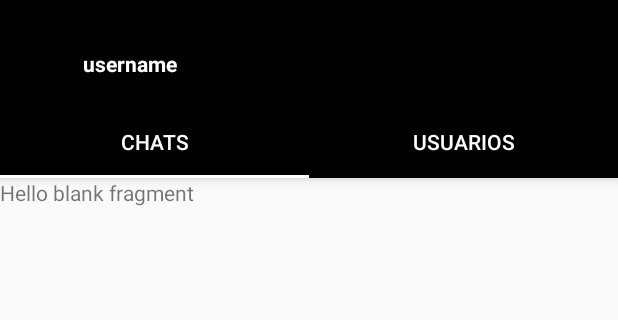
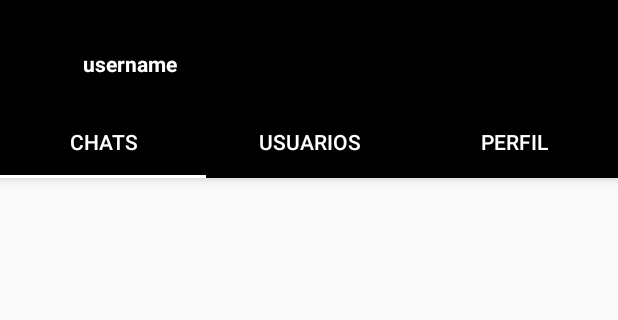
Before and after one commit to OmarHerrera97/MensajeriaInstantanea, an Android app: the ChatsFragment screen opened directly, with no data from a screen before it, on a phone screen of 412 x 824 dp, the part 62-382 px from its top. Run offline under Robolectric (Android 15) with nearby library versions, the phone set to English and light mode, and no system bars; our stand-ins replace CircleImageView, Firebase (no records; nobody signed in at launch, a user with empty details on screens opened directly); 3 statements that could not run were skipped.

Commit message:
Añadido Perfil de usuario Añadido subir foto de perfil/actualizar

```diff
--- a/app/src/main/AndroidManifest.xml
+++ b/app/src/main/AndroidManifest.xml
@@ -2,6 +2,8 @@
 <manifest xmlns:android="http://schemas.android.com/apk/res/android"
     package="com.uisrael.mensajeriainstantanea">
     <uses-permission android:name="android.permission.INTERNET"/>
+    <uses-permission android:name="android.permission.WRITE_EXTERNAL_STORAGE"/>
+    <uses-permission android:name="android.permission.READ_EXTERNAL_STORAGE"/>
 
     <application
         android:allowBackup="true"
--- a/app/src/main/java/com/uisrael/mensajeriainstantanea/Fragments/ChatsFragment.java
+++ b/app/src/main/java/com/uisrael/mensajeriainstantanea/Fragments/ChatsFragment.java
@@ -2,21 +2,109 @@ package com.uisrael.mensajeriainstantanea.Fragments;
 
 import android.os.Bundle;
 
+import androidx.annotation.NonNull;
 import androidx.fragment.app.Fragment;
+import androidx.recyclerview.widget.LinearLayoutManager;
+import androidx.recyclerview.widget.RecyclerView;
 
 import android.view.LayoutInflater;
 import android.view.View;
 import android.view.ViewGroup;
 
+import com.google.firebase.auth.FirebaseAuth;
+import com.google.firebase.auth.FirebaseUser;
+import com.google.firebase.database.DataSnapshot;
+import com.google.firebase.database.DatabaseError;
+import com.google.firebase.database.DatabaseReference;
+import com.google.firebase.database.FirebaseDatabase;
+import com.google.firebase.database.ValueEventListener;
+import com.uisrael.mensajeriainstantanea.Adapters.UserAdapter;
+import com.uisrael.mensajeriainstantanea.Models.Chat;
+import com.uisrael.mensajeriainstantanea.Models.User;
 import com.uisrael.mensajeriainstantanea.R;
+
+import java.util.ArrayList;
+import java.util.List;
 
 
 public class ChatsFragment extends Fragment {
+    private RecyclerView recyclerView;
+    private UserAdapter userAdapter;
+    private List<User> mUsers;
+    FirebaseUser fuser;
+    DatabaseReference reference;
+    private List<String> userList;
 
     @Override
     public View onCreateView(LayoutInflater inflater, ViewGroup container,
                              Bundle savedInstanceState) {
+        View view = inflater.inflate(R.layout.fragment_chats, container, false);
+        recyclerView = view.findViewById(R.id.recycler_view);
+        recyclerView.setHasFixedSize(true);
+        recyclerView.setLayoutManager(new LinearLayoutManager(getContext()));
+        fuser = FirebaseAuth.getInstance().getCurrentUser();
+        userList = new ArrayList<>();
 
-        return inflater.inflate(R.layout.fragment_chats, container, false);
+        reference = FirebaseDatabase.getInstance().getReference("Chats");
+        reference.addValueEventListener(new ValueEventListener() {
+            @Override
+            public void onDataChange(@NonNull DataSnapshot dataSnapshot) {
+                userList.clear();
+                for(DataSnapshot snapshot : dataSnapshot.getChildren()){
+                    Chat chat = snapshot.getValue(Chat.class);
+                    if(chat.getEnvia().equals(fuser.getUid())){
+                        userList.add(chat.getRecibe());
+                    }
+                    if(chat.getRecibe().equals(fuser.getUid())){
+                        userList.add(chat.getEnvia());
+                    }
+                }
+                readChats();
+            }
+
+            @Override
+            public void onCancelled(@NonNull DatabaseError databaseError) {
+
+            }
+        });
+
+
+
+
+        return view;
+    }
+    private void readChats(){
+        mUsers = new ArrayList<>();
+        reference = FirebaseDatabase.getInstance().getReference("Users");
+        reference.addValueEventListener(new ValueEventListener() {
+            @Override
+            public void onDataChange(@NonNull DataSnapshot dataSnapshot) {
+                mUsers.clear();
+                for(DataSnapshot snapshot : dataSnapshot.getChildren()){
+                    User user = snapshot.getValue(User.class);
+                    for(String id : userList){
+                        //Perfil Omar
+                        if(user.getId().equals("NYJVSac2BQVW8IlSnjE0Cz7mL392")){
+                            if(mUsers.size() !=0){
+                                for(User user1 : mUsers){
+                                    if(!user.getId().equals(user1.getId())){
+                                        mUsers.add(user);
+                                    }
+                                }
+                            }else{
+                                mUsers.add(user);
+                            }
+                        }
+                    }
+                }
+                userAdapter = new UserAdapter(getContext(),mUsers);
+                recyclerView.setAdapter(userAdapter);
+            }
+
+            @Override
+            public void onCancelled(@NonNull DatabaseError databaseError) {
+
+            }
+        });
     }
 }
--- a/app/src/main/java/com/uisrael/mensajeriainstantanea/LoginActivity.java
+++ b/app/src/main/java/com/uisrael/mensajeriainstantanea/LoginActivity.java
@@ -35,7 +35,6 @@ public class LoginActivity extends Activity {
     Button btnLogin;
     FirebaseAuth auth;
 
-
     @Override
     protected void onCreate(Bundle savedInstanceState) {
         super.onCreate(savedInstanceState);
@@ -43,11 +42,8 @@ public class LoginActivity extends Activity {
         email = findViewById(R.id.email);
         password = findViewById(R.id.password);
         btnLogin = findViewById(R.id.btnLogin);
+        auth =FirebaseAuth.getInstance();
         //Añadido
-
-
-
-
         btnLogin.setOnClickListener(new View.OnClickListener() {
             @Override
             public void onClick(View v) {
--- a/app/src/main/java/com/uisrael/mensajeriainstantanea/MainActivity.java
+++ b/app/src/main/java/com/uisrael/mensajeriainstantanea/MainActivity.java
@@ -22,6 +22,8 @@ public class MainActivity extends Activity {
 
     public void login(View view){
         startActivity(new Intent(MainActivity.this, LoginActivity.class));
-
+    }
+    public void Register(View view){
+        startActivity(new Intent(MainActivity.this, RegisterActivity.class));
     }
 }
--- a/app/src/main/java/com/uisrael/mensajeriainstantanea/Models/User.java
+++ b/app/src/main/java/com/uisrael/mensajeriainstantanea/Models/User.java
@@ -1,7 +1,8 @@
 package com.uisrael.mensajeriainstantanea.Models;
 
 public class User {
-    private String id ="IAQijEFIJVVJjwXwMk8tXgpWNyL2";
+    private String id = "dddsfsdfsd";
+    //private String id ="IAQijEFIJVVJjwXwMk8tXgpWNyL2";
     private String  username;
     private String imageURL;
 
--- a/app/src/main/java/com/uisrael/mensajeriainstantanea/RegisterActivity.java
+++ b/app/src/main/java/com/uisrael/mensajeriainstantanea/RegisterActivity.java
@@ -77,7 +77,7 @@ public class RegisterActivity extends Activity {
                             reference = FirebaseDatabase.getInstance().getReference("Users").child(userid);
 
                             HashMap<String, String> hashMap = new HashMap<>();
-                            //   hashMap.put("Id", userid);
+                            hashMap.put("Id", userid);
                             hashMap.put("username", username);
                             hashMap.put("imageURL", "default");
                             hashMap.put("email", email);
--- a/app/src/main/java/com/uisrael/mensajeriainstantanea/StartActivity.java
+++ b/app/src/main/java/com/uisrael/mensajeriainstantanea/StartActivity.java
@@ -27,6 +27,7 @@ import com.google.firebase.database.DatabaseReference;
 import com.google.firebase.database.FirebaseDatabase;
 import com.google.firebase.database.ValueEventListener;
 import com.uisrael.mensajeriainstantanea.Fragments.ChatsFragment;
+import com.uisrael.mensajeriainstantanea.Fragments.ProfileFragment;
 import com.uisrael.mensajeriainstantanea.Fragments.UsersFragment;
 import com.uisrael.mensajeriainstantanea.Models.User;
 
@@ -79,6 +80,7 @@ public class StartActivity extends AppCompatActivity {
 
         viewPagerAdapter.addFragments(new ChatsFragment(),"Chats");
         viewPagerAdapter.addFragments(new UsersFragment(),"Usuarios");
+        viewPagerAdapter.addFragments(new ProfileFragment(),"Perfil");
 
         viewPager.setAdapter(viewPagerAdapter);
         tabLayout.setupWithViewPager(viewPager);
--- a/app/src/main/res/layout/activity_main.xml
+++ b/app/src/main/res/layout/activity_main.xml
@@ -13,6 +13,7 @@
         android:layout_height="50dp"
         android:layout_marginTop="30dp"
         android:background="#688cb7"
+        android:onClick="Register"
         android:text="Registrate aqui"
         android:textColor="#fff"
         app:layout_constraintEnd_toEndOf="parent"
--- a/app/src/main/res/layout/fragment_chats.xml
+++ b/app/src/main/res/layout/fragment_chats.xml
@@ -1,14 +1,13 @@
 <?xml version="1.0" encoding="utf-8"?>
-<FrameLayout xmlns:android="http://schemas.android.com/apk/res/android"
+<RelativeLayout
+    xmlns:android="http://schemas.android.com/apk/res/android"
     xmlns:tools="http://schemas.android.com/tools"
     android:layout_width="match_parent"
     android:layout_height="match_parent"
     tools:context=".Fragments.ChatsFragment">
 
-    <!-- TODO: Update blank fragment layout -->
-    <TextView
+    <androidx.recyclerview.widget.RecyclerView
+        android:id="@+id/recycler_view"
         android:layout_width="match_parent"
-        android:layout_height="match_parent"
-        android:text="@string/hello_blank_fragment" />
-
-</FrameLayout>
+        android:layout_height="match_parent"/>
+</RelativeLayout>
```
Also changed, not shown: app/build.gradle (+6 -4 lines), app/src/main/java/com/uisrael/mensajeriainstantanea/Fragments/ProfileFragment.java (added, +169 -0 lines), app/src/main/java/com/uisrael/mensajeriainstantanea/MessageActivity.java (+6 -5 lines), app/src/main/res/layout/fragment_profile.xml (added, +52 -0 lines).
